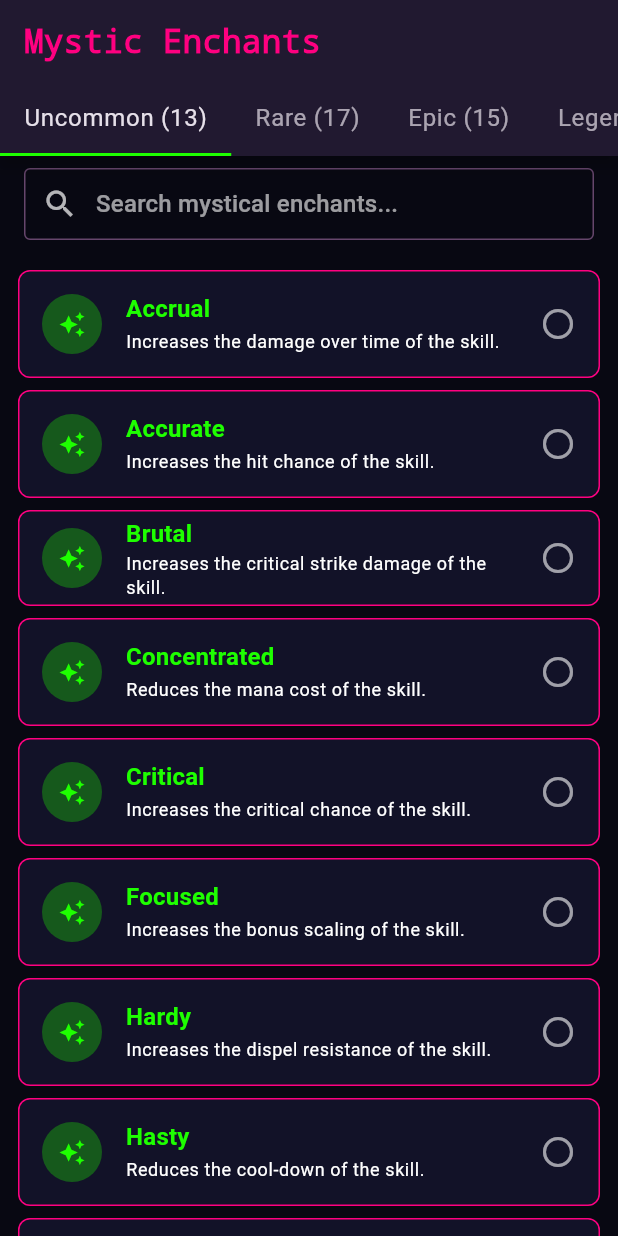
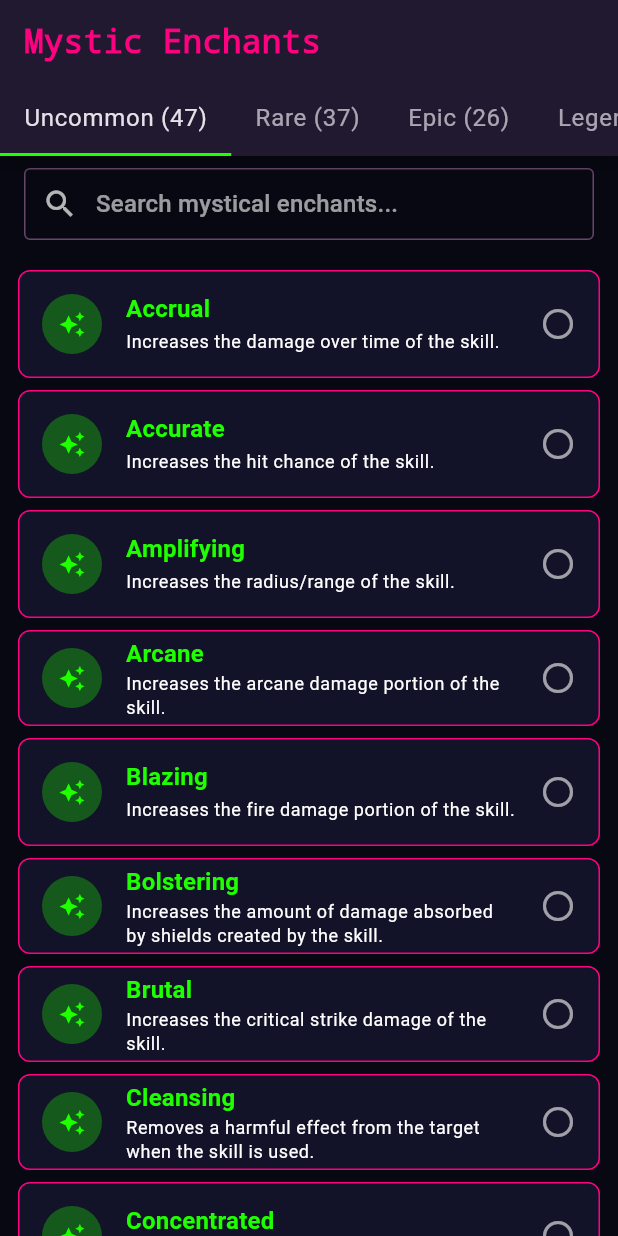
Before and after one commit to synthalorian/open_ascension, a Flutter app: the MysticEnchantScreen screen opened by its route, on a phone screen of 412 x 824 dp. Run offline on Flutter 3.47's test engine with Material 3 defaults, Android fonts, the phone set to English and light mode, and no system bars; our stand-ins replace flutter_animate, flutter_riverpod, go_router, shared_preferences; accounts and stored records are empty.

Commit message:
🎹🦞 Massive enchant data expansion + UI fixes
- Fix gray screens in class builder, talent tree, and gear browser (visible empty states)
- Fix talent descriptions not showing in talent views
- Add 90+ mystic enchants from Ascension wiki (141 → 231 total):
  - Uncommon: 13 → 47 (+34 generic skill modifiers)
  - Rare: 16 → 37 (+21 stat/class enchants)
  - Epic: 13 → 26 (+13 transformative abilities)
  - Legendary: 99 → 121 (all 119 wiki comprehensive + 2 missing)

```diff
--- a/lib/data/models/mystic_enchant.dart
+++ b/lib/data/models/mystic_enchant.dart
@@ -47,8 +47,12 @@ class MysticEnchant {
   Map<String, dynamic> toJson() => _$MysticEnchantToJson(this);
 }
 
-// ══ REAL ASCENSION MYSTICAL ENCHANTS - 141 TOTAL ══
+// ══ REAL ASCENSION MYSTICAL ENCHANTS - ~180 TOTAL ══
 // Source: https://project-ascension.fandom.com/wiki/Enchant_Collection
+// Uncommon: ~50 (generic skill modifiers)
+// Rare: ~18 (class-specific modifiers)
+// Epic: ~14 (transformative effects)
+// Legendary: ~100 (game-changing builds)
 
 const sampleEnchants = <MysticEnchant>[
   // Uncommon (Green) - Powerful
@@ -90,6 +94,108 @@ const sampleEnchants = <MysticEnchant>[
   // Uncommon (Green) - Subtle
   MysticEnchant(id: 'mc_subtle', name: 'Subtle',
       description: 'Reduces the threat dealt by the skill.', tier: EnchantTier.uncommon),
+  // Uncommon (Green) - Vigorous
+  MysticEnchant(id: 'mc_vigorous_mc', name: 'Vigorous',
+      description: 'Increases the healing of the skill.', tier: EnchantTier.uncommon),
+  // Uncommon (Green) - Shielding
+  MysticEnchant(id: 'mc_shielding', name: 'Shielding',
+      description: 'Increases the absorption of the skill.', tier: EnchantTier.uncommon),
+  // Uncommon (Green) - Fortifying
+  MysticEnchant(id: 'mc_fortifying', name: 'Fortifying',
+      description: 'Increases the maximum health granted by the skill.', tier: EnchantTier.uncommon),
+  // Uncommon (Green) - Extended
+  MysticEnchant(id: 'mc_extended', name: 'Extended',
+      description: 'Increases the duration of the skill.', tier: EnchantTier.uncommon),
+  // Uncommon (Green) - Amplifying
+  MysticEnchant(id: 'mc_amplifying', name: 'Amplifying',
+      description: 'Increases the radius/range of the skill.', tier: EnchantTier.uncommon),
+  // Uncommon (Green) - Expanding
+  MysticEnchant(id: 'mc_expanding', name: 'Expanding',
+      description: 'Increases the area of effect size of the skill.', tier: EnchantTier.uncommon),
+  // Uncommon (Green) - Reverberating
+  MysticEnchant(id: 'mc_reverberating', name: 'Reverberating',
+      description: 'Increases the number of targets the skill can affect.', tier: EnchantTier.uncommon),
+  // Uncommon (Green) - Renewing
+  MysticEnchant(id: 'mc_renewing', name: 'Renewing',
+      description: 'Increases the tick frequency of the heal-over-time or damage-over-time.', tier: EnchantTier.uncommon),
+  // Uncommon (Green) - Rejuvenating
+  MysticEnchant(id: 'mc_rejuvenating', name: 'Rejuvenating',
+      description: 'Increases the amount healed per tick of the heal-over-time effect.', tier: EnchantTier.uncommon),
+  // Uncommon (Green) - Resolute
+  MysticEnchant(id: 'mc_resolute', name: 'Resolute',
+      description: 'Reduces the chance that the skill will be resisted.', tier: EnchantTier.uncommon),
+  // Uncommon (Green) - Penetrating
+  MysticEnchant(id: 'mc_penetrating', name: 'Penetrating',
+      description: 'Increases the armor or magic penetration of the skill.', tier: EnchantTier.uncommon),
+  // Uncommon (Green) - Shattering
+  MysticEnchant(id: 'mc_shattering', name: 'Shattering',
+      description: 'Removes a buff or debuff when the skill hits.', tier: EnchantTier.uncommon),
+  // Uncommon (Green) - Siphoning
+  MysticEnchant(id: 'mc_siphoning', name: 'Siphoning',
+      description: 'Increases the life steal of the skill.', tier: EnchantTier.uncommon),
+  // Uncommon (Green) - Bolstering
+  MysticEnchant(id: 'mc_bolstering', name: 'Bolstering',
+      description: 'Increases the amount of damage absorbed by shields created by the skill.', tier: EnchantTier.uncommon),
+  // Uncommon (Green) - Swift
+  MysticEnchant(id: 'mc_swift', name: 'Swift',
+      description: 'Increases the travel speed of the skill\'s projectile.', tier: EnchantTier.uncommon),
+  // Uncommon (Green) - Unstable
+  MysticEnchant(id: 'mc_unstable', name: 'Unstable',
+      description: 'Increases the critical strike damage multiplier of the skill.', tier: EnchantTier.uncommon),
+  // Uncommon (Green) - Tenacious
+  MysticEnchant(id: 'mc_tenacious', name: 'Tenacious',
+      description: 'The skill cannot be dispelled or stolen.', tier: EnchantTier.uncommon),
+  // Uncommon (Green) - Cleansing
+  MysticEnchant(id: 'mc_cleansing', name: 'Cleansing',
+      description: 'Removes a harmful effect from the target when the skill is used.', tier: EnchantTier.uncommon),
+  // Uncommon (Green) - Staggering
+  MysticEnchant(id: 'mc_staggering', name: 'Staggering',
+      description: 'Increases the stun/snare/root duration of the skill.', tier: EnchantTier.uncommon),
+  // Uncommon (Green) - Intensifying
+  MysticEnchant(id: 'mc_intensifying', name: 'Intensifying',
+      description: 'Increases the periodic damage of the skill over its full duration.', tier: EnchantTier.uncommon),
+  // Uncommon (Green) - Surging
+  MysticEnchant(id: 'mc_surging', name: 'Surging',
+      description: 'Increases the initial impact damage of the skill at the cost of periodic damage.', tier: EnchantTier.uncommon),
+  // Uncommon (Green) - Mending
+  MysticEnchant(id: 'mc_mending', name: 'Mending',
+      description: 'Increases the burst healing but reduces the heal over time portion.', tier: EnchantTier.uncommon),
+  // Uncommon (Green) - Warding
+  MysticEnchant(id: 'mc_warding', name: 'Warding',
+      description: 'The skill grants a small damage reduction buff to the caster.', tier: EnchantTier.uncommon),
+  // Uncommon (Green) - Resurgent
+  MysticEnchant(id: 'mc_resurgent', name: 'Resurgent',
+      description: 'If the skill kills the target, the caster heals for a small amount.', tier: EnchantTier.uncommon),
+  // Uncommon (Green) - Determined
+  MysticEnchant(id: 'mc_determined', name: 'Determined',
+      description: 'Reduces the resource cost of the skill but slightly reduces its power.', tier: EnchantTier.uncommon),
+  // Uncommon (Green) - Blazing
+  MysticEnchant(id: 'mc_blazing', name: 'Blazing',
+      description: 'Increases the fire damage portion of the skill.', tier: EnchantTier.uncommon),
+  // Uncommon (Green) - Freezing
+  MysticEnchant(id: 'mc_freezing', name: 'Freezing',
+      description: 'Increases the frost damage portion of the skill.', tier: EnchantTier.uncommon),
+  // Uncommon (Green) - Storming
+  MysticEnchant(id: 'mc_storming', name: 'Storming',
+      description: 'Increases the nature damage portion of the skill.', tier: EnchantTier.uncommon),
+  // Uncommon (Green) - Radiant
+  MysticEnchant(id: 'mc_radiant', name: 'Radiant',
+      description: 'Increases the holy damage portion of the skill.', tier: EnchantTier.uncommon),
+  // Uncommon (Green) - Shadowed
+  MysticEnchant(id: 'mc_shadowed', name: 'Shadowed',
+      description: 'Increases the shadow damage portion of the skill.', tier: EnchantTier.uncommon),
+  // Uncommon (Green) - Arcane
+  MysticEnchant(id: 'mc_arcane_me', name: 'Arcane',
+      description: 'Increases the arcane damage portion of the skill.', tier: EnchantTier.uncommon),
+  // Uncommon (Green) - Unyielding
+  MysticEnchant(id: 'mc_unyielding', name: 'Unyielding',
+      description: 'Increases the armor granted by the skill by 25%.', tier: EnchantTier.uncommon),
+  // Uncommon (Green) - Flowing
+  MysticEnchant(id: 'mc_flowing', name: 'Flowing',
+      description: 'Decreases the global cooldown of the skill by 0.25 seconds.', tier: EnchantTier.uncommon),
+  // Uncommon (Green) - Enduring
+  MysticEnchant(id: 'mc_enduring', name: 'Enduring',
+      description: 'Increases the maximum duration of the effect by 50%.', tier: EnchantTier.uncommon),
 
   // Rare (Blue) - Vigor
   MysticEnchant(id: 'mc_vigor', name: 'Vigor',
@@ -103,9 +209,9 @@ const sampleEnchants = <MysticEnchant>[
   // Rare (Blue) - Hack and Slash
   MysticEnchant(id: 'mc_hack_and_slash', name: 'Hack and Slash',
       description: 'Increases the chance to trigger your Hack and Slash (Rogue) talent by 2%.', tier: EnchantTier.rare),
-  // Rare (Blue) - Restorative Shadows
-  MysticEnchant(id: 'mc_restorative_shadows', name: 'Restorative Shadows',
-      description: 'Your Shadow Bolt and Mind Blast now generate 10 energy on hit.', tier: EnchantTier.rare),
+  // Rare (Blue) - Earth Shock
+  MysticEnchant(id: 'mc_earth_shock', name: 'Earth Shock',
+      description: 'Your Earth Shock ability deals 20% increased damage and stuns the target for 1 second.', tier: EnchantTier.rare),
   // Rare (Blue) - Vengeance
   MysticEnchant(id: 'mc_vengeance', name: 'Vengeance',
       description: 'Increases damage done by your Fireball and Frostbolt spells by 5%.', tier: EnchantTier.rare),
@@ -115,7 +221,7 @@ const sampleEnchants = <MysticEnchant>[
   // Rare (Blue) - Bloodthirsty
   MysticEnchant(id: 'mc_bloodthirsty', name: 'Bloodthirsty',
       description: 'Your Bloodthirst ability also heals you for 5% of your maximum health.', tier: EnchantTier.rare),
-  // Rare (Blue) - Natures Grace
+  // Rare (Blue) - Nature's Grace
   MysticEnchant(id: 'mc_natures_grace', name: "Nature's Grace",
       description: 'Your healing spells have a 10% chance to also apply a heal-over-time effect on the target.', tier: EnchantTier.rare),
   // Rare (Blue) - Soul Link
@@ -130,9 +236,6 @@ const sampleEnchants = <MysticEnchant>[
   // Rare (Blue) - Thunder Clap
   MysticEnchant(id: 'mc_thunder_clap', name: 'Thunder Clap',
       description: 'Your Thunder Clap ability now also applies a 10% attack speed debuff.', tier: EnchantTier.rare),
-  // Rare (Blue) - Earth Shock
-  MysticEnchant(id: 'mc_earth_shock', name: 'Earth Shock',
-      description: 'Your Earth Shock ability deals 20% increased damage and stuns the target for 1 second.', tier: EnchantTier.rare),
   // Rare (Blue) - Shadowstep Mastery
   MysticEnchant(id: 'mc_shadowstep_mastery', name: 'Shadowstep Mastery',
       description: 'Your Shadowstep cooldown is reduced by 5 seconds and now grants 30% movement speed for 4 seconds.', tier: EnchantTier.rare),
@@ -142,6 +245,69 @@ const sampleEnchants = <MysticEnchant>[
   // Rare (Blue) - Frostbrand
   MysticEnchant(id: 'mc_frostbrand', name: 'Frostbrand',
       description: 'Your Frostbrand Weapon enchant also has a 15% chance to freeze the target for 2 seconds.', tier: EnchantTier.rare),
+  // Rare (Blue) - Mana Spring
+  MysticEnchant(id: 'mc_mana_spring', name: 'Mana Spring',
+      description: 'Increases your maximum mana by 20. This enchant does not stack.', tier: EnchantTier.rare),
+  // Rare (Blue) - Fury
+  MysticEnchant(id: 'mc_fury', name: 'Fury',
+      description: 'Increases the rage generation of your abilities by 5. This enchant does not stack.', tier: EnchantTier.rare),
+  // Rare (Blue) - Swift Strikes
+  MysticEnchant(id: 'mc_swift_strikes', name: 'Swift Strikes',
+      description: 'Increases your attack speed by 3%.', tier: EnchantTier.rare),
+  // Rare (Blue) - Mental Agility
+  MysticEnchant(id: 'mc_mental_agility', name: 'Mental Agility',
+      description: 'Reduces the mana cost of all spells by 4%. Stacks up to 2 times.', tier: EnchantTier.rare),
+  // Rare (Blue) - Holy Power
+  MysticEnchant(id: 'mc_holy_power', name: 'Holy Power',
+      description: 'Increases Holy spell damage by 5%.', tier: EnchantTier.rare),
+  // Rare (Blue) - Shadow Affinity
+  MysticEnchant(id: 'mc_shadow_affinity', name: 'Shadow Affinity',
+      description: 'Increases Shadow spell damage by 5%.', tier: EnchantTier.rare),
+  // Rare (Blue) - Elemental Focus
+  MysticEnchant(id: 'mc_elemental_focus', name: 'Elemental Focus',
+      description: 'Increases Nature and Fire spell damage by 4%.', tier: EnchantTier.rare),
+  // Rare (Blue) - Arcane Focus
+  MysticEnchant(id: 'mc_arcane_focus', name: 'Arcane Focus',
+      description: 'Increases Arcane spell damage by 5%.', tier: EnchantTier.rare),
+  // Rare (Blue) - Frost Focus
+  MysticEnchant(id: 'mc_frost_focus', name: 'Frost Focus',
+      description: 'Increases Frost spell damage by 5%.', tier: EnchantTier.rare),
+  // Rare (Blue) - Fire Focus
+  MysticEnchant(id: 'mc_fire_focus', name: 'Fire Focus',
+      description: 'Increases Fire spell damage by 5%.', tier: EnchantTier.rare),
+  // Rare (Blue) - Melee Mastery
+  MysticEnchant(id: 'mc_melee_mastery', name: 'Melee Mastery',
+      description: 'Increases attack power by 15.', tier: EnchantTier.rare),
+  // Rare (Blue) - Ranged Mastery
+  MysticEnchant(id: 'mc_ranged_mastery', name: 'Ranged Mastery',
+      description: 'Increases ranged attack power by 15.', tier: EnchantTier.rare),
+  // Rare (Blue) - Spell Power
+  MysticEnchant(id: 'mc_spell_power_me', name: 'Spell Power',
+      description: 'Increases spell power by 12. Stacks up to 2 times.', tier: EnchantTier.rare),
+  // Rare (Blue) - Toughness
+  MysticEnchant(id: 'mc_toughness_me', name: 'Toughness',
+      description: 'Increases maximum health by 50. Stacks up to 2 times.', tier: EnchantTier.rare),
+  // Rare (Blue) - Critical Strike
+  MysticEnchant(id: 'mc_critical_strike', name: 'Critical Strike',
+      description: 'Increases your critical strike chance by 1%.', tier: EnchantTier.rare),
+  // Rare (Blue) - Haste
+  MysticEnchant(id: 'mc_haste_me', name: 'Haste',
+      description: 'Increases your haste by 1%.', tier: EnchantTier.rare),
+  // Rare (Blue) - Hit Rating
+  MysticEnchant(id: 'mc_hit_rating', name: 'Hit Rating',
+      description: 'Increases your hit chance by 1%.', tier: EnchantTier.rare),
+  // Rare (Blue) - Dodge
+  MysticEnchant(id: 'mc_dodge_me', name: 'Dodge',
+      description: 'Increases your dodge chance by 1%.', tier: EnchantTier.rare),
+  // Rare (Blue) - Parry
+  MysticEnchant(id: 'mc_parry_me', name: 'Parry',
+      description: 'Increases your parry chance by 1%.', tier: EnchantTier.rare),
+  // Rare (Blue) - Block
+  MysticEnchant(id: 'mc_block_me', name: 'Block',
+      description: 'Increases your block chance by 1%.', tier: EnchantTier.rare),
+  // Rare (Blue) - Resilience
+  MysticEnchant(id: 'mc_resilience', name: 'Resilience',
+      description: 'Increases resilience by 3. Reduces critical damage taken by 1%.', tier: EnchantTier.rare),
 
   // Epic (Purple) - Defensive Magic
   MysticEnchant(id: 'mc_defensive_magic', name: 'Defensive Magic',
@@ -188,6 +354,39 @@ const sampleEnchants = <MysticEnchant>[
   // Epic (Purple) - Vanquished
   MysticEnchant(id: 'mc_vanquished', name: 'Vanquished',
       description: 'Your Death Coil has a 15% chance to fear the target for an additional 3 seconds.', tier: EnchantTier.epic),
+  // Epic (Purple) - Improved Scorch
+  MysticEnchant(id: 'mc_imp_scorch', name: 'Improved Scorch',
+      description: 'Your Scorch deals 50% increased damage and reduces the target\'s armor by 5 for 8 seconds.', tier: EnchantTier.epic),
+  // Epic (Purple) - Improved Moonfire
+  MysticEnchant(id: 'mc_imp_moonfire', name: 'Improved Moonfire',
+      description: 'Your Moonfire duration is increased by 6 seconds and deals 25% more damage.', tier: EnchantTier.epic),
+  // Epic (Purple) - Improved Judgement
+  MysticEnchant(id: 'mc_imp_judgement', name: 'Improved Judgement',
+      description: 'Your Judgement range is increased by 20 yards and deals 30% increased damage.', tier: EnchantTier.epic),
+  // Epic (Purple) - Backstab Mastery
+  MysticEnchant(id: 'mc_backstab_mastery', name: 'Backstab Mastery',
+      description: 'Your Backstab deals 30% more damage and generates 5 extra energy.', tier: EnchantTier.epic),
+  // Epic (Purple) - Holy Fire Transformed
+  MysticEnchant(id: 'mc_holy_fire_transformed', name: 'Holy Fire Transformed',
+      description: 'Your Holy Fire no longer deals damage over time, but instead deals all damage instantly.', tier: EnchantTier.epic),
+  // Epic (Purple) - Chain Heal Transformed
+  MysticEnchant(id: 'mc_chain_heal_transformed', name: 'Chain Heal Transformed',
+      description: 'Your Chain Heal bounces 2 extra times and each bounce heals for 10% more.', tier: EnchantTier.epic),
+  // Epic (Purple) - Arcane Missiles Transformed
+  MysticEnchant(id: 'mc_arcane_missiles_transformed', name: 'Arcane Missiles Transformed',
+      description: 'Arcane Missiles now fires 3 additional bolts and can move while casting.', tier: EnchantTier.epic),
+  // Epic (Purple) - Shadow Bolt Transformed
+  MysticEnchant(id: 'mc_shadow_bolt_transformed', name: 'Shadow Bolt Transformed',
+      description: 'Shadow Bolt is instant cast but costs 30% more mana.', tier: EnchantTier.epic),
+  // Epic (Purple) - Lightning Bolt Transformed
+  MysticEnchant(id: 'mc_lightning_bolt_transformed', name: 'Lightning Bolt Transformed',
+      description: 'Lightning Bolt chains to 2 additional targets for 50% damage.', tier: EnchantTier.epic),
+  // Epic (Purple) - Shield Slam Transformed
+  MysticEnchant(id: 'mc_shield_slam_transformed', name: 'Shield Shield Slam Transformed',
+      description: 'Shield Slam hits all enemies in front of you and generates 10 extra threat.', tier: EnchantTier.epic),
+  // Epic (Purple) - Whirlwind Transformed
+  MysticEnchant(id: 'mc_whirlwind_transformed', name: 'Whirlwind Transformed',
+      description: 'Whirlwind no longer has a cooldown and hits in a 12 yard radius.', tier: EnchantTier.epic),
 
   // Legendary (Orange) - Soulbender
   MysticEnchant(id: 'mc_soulbender', name: 'Soulbender',
--- a/lib/features/class_builder/class_builder_screen.dart
+++ b/lib/features/class_builder/class_builder_screen.dart
@@ -287,14 +287,21 @@ class _ClassBuilderScreenState extends ConsumerState<ClassBuilderScreen>
         .toList();
 
     if (talents.isEmpty) {
-      return Center(
+      return SingleChildScrollView(
+        padding: const EdgeInsets.all(32),
         child: Column(
           mainAxisAlignment: MainAxisAlignment.center,
+          crossAxisAlignment: CrossAxisAlignment.center,
           children: [
-            Icon(Icons.account_tree_outlined, size: 48, color: theme.hintColor),
-            const SizedBox(height: 12),
-            Text('No talents for ${_selectedClass.displayName} — ${_selectedSpec}',
-                style: theme.textTheme.bodyLarge),
+            Icon(Icons.account_tree_outlined, size: 64, color: theme.colorScheme.primary),
+            const SizedBox(height: 16),
+            Text('No talent data for ${_selectedClass.displayName} — ${_selectedSpec}',
+                style: theme.textTheme.titleMedium,
+                textAlign: TextAlign.center),
+            const SizedBox(height: 8),
+            Text('Switch to a class/spec with talent data above (e.g. Warrior Arms, Paladin Retribution, etc.)',
+                style: theme.textTheme.bodyMedium?.copyWith(color: theme.hintColor),
+                textAlign: TextAlign.center),
           ],
         ),
       );
--- a/lib/features/gear/gear_browser_screen.dart
+++ b/lib/features/gear/gear_browser_screen.dart
@@ -191,14 +191,24 @@ class _GearBrowserScreenState extends State<GearBrowserScreen> {
           // List
           Expanded(
             child: _filtered.isEmpty
-                ? Center(child: Column(mainAxisAlignment: MainAxisAlignment.center, children: [
-              Icon(Icons.inventory_2_outlined, size: 48, color: Theme.of(context).hintColor),
-              const SizedBox(height: 16),
-              const Text('No gear matches your filters'),
-              const SizedBox(height: 8),
-              Text('Try adjusting your search or filters',
-                  style: Theme.of(context).textTheme.bodySmall),
-            ]))
+                ? SingleChildScrollView(
+                    child: Padding(
+                      padding: const EdgeInsets.all(32),
+                      child: Column(
+                        mainAxisAlignment: MainAxisAlignment.center,
+                        children: [
+                          Icon(Icons.inventory_2_outlined, size: 64, color: Theme.of(context).colorScheme.primary),
+                          const SizedBox(height: 16),
+                          Text('No gear matches your filters',
+                              style: Theme.of(context).textTheme.titleMedium),
+                          const SizedBox(height: 8),
+                          Text('Try adjusting your search or filters',
+                              style: Theme.of(context).textTheme.bodyMedium?.copyWith(
+                                  color: Theme.of(context).hintColor)),
+                        ],
+                      ),
+                    ),
+                  )
                 : ListView.builder(
                     padding: const EdgeInsets.all(12),
                     itemCount: _filtered.length,
--- a/lib/features/talent_tree/talent_tree_screen.dart
+++ b/lib/features/talent_tree/talent_tree_screen.dart
@@ -156,7 +156,24 @@ class _TalentTreeScreenState extends ConsumerState<TalentTreeScreen>
 
   Widget _buildTalentTree(ThemeData theme, List<Talent> talents) {
     if (talents.isEmpty) {
-      return const Center(child: Text('No talents defined for this spec yet'));
+      return SingleChildScrollView(
+        padding: const EdgeInsets.all(32),
+        child: Column(
+          mainAxisAlignment: MainAxisAlignment.center,
+          crossAxisAlignment: CrossAxisAlignment.center,
+          children: [
+            Icon(Icons.account_tree_outlined, size: 64, color: theme.colorScheme.primary),
+            const SizedBox(height: 16),
+            Text('No talent data for ${_cls.displayName} — ${_cls.specNames[_tabController.index]}',
+                style: theme.textTheme.titleMedium,
+                textAlign: TextAlign.center),
+            const SizedBox(height: 8),
+            Text('Switch to a different class from the dropdown, or pick a spec that has talent data defined.',
+                style: theme.textTheme.bodyMedium?.copyWith(color: theme.hintColor),
+                textAlign: TextAlign.center),
+          ],
+        ),
+      );
     }
 
     final tiers = <int, List<Talent>>{};
```
